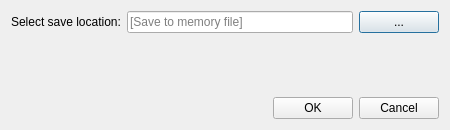
Old version of the form CreateNew_Entrance_dialog_base.ui in the repository spacesyntax/UrbanDataInputTool.
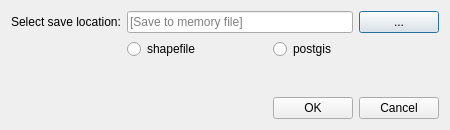
New version of the form.

Diff of the .ui file:
```diff
--- a/CreateNew_Entrance_dialog_base.ui
+++ b/CreateNew_Entrance_dialog_base.ui
@@ -58,7 +58,7 @@
      </property>
     </widget>
    </item>
-   <item row="1" column="1">
+   <item row="2" column="1">
     <spacer name="verticalSpacer">
      <property name="orientation">
       <enum>Qt::Vertical</enum>
@@ -71,7 +71,7 @@
      </property>
     </spacer>
    </item>
-   <item row="2" column="3">
+   <item row="3" column="3">
     <widget class="QPushButton" name="closePopUpEntrancesButton">
      <property name="sizePolicy">
       <sizepolicy hsizetype="Maximum" vsizetype="Fixed">
@@ -84,7 +84,7 @@
      </property>
     </widget>
    </item>
-   <item row="2" column="2">
+   <item row="3" column="2">
     <widget class="QPushButton" name="pushButtonEntrancesNewFileDLG">
      <property name="sizePolicy">
       <sizepolicy hsizetype="Maximum" vsizetype="Fixed">
@@ -104,6 +104,20 @@
      </property>
     </widget>
    </item>
+   <item row="1" column="1">
+    <widget class="QRadioButton" name="e_shp_radioButton">
+     <property name="text">
+      <string>shapefile</string>
+     </property>
+    </widget>
+   </item>
+   <item row="1" column="2">
+    <widget class="QRadioButton" name="e_postgis_radioButton">
+     <property name="text">
+      <string>postgis</string>
+     </property>
+    </widget>
+   </item>
   </layout>
  </widget>
  <resources/>
```
